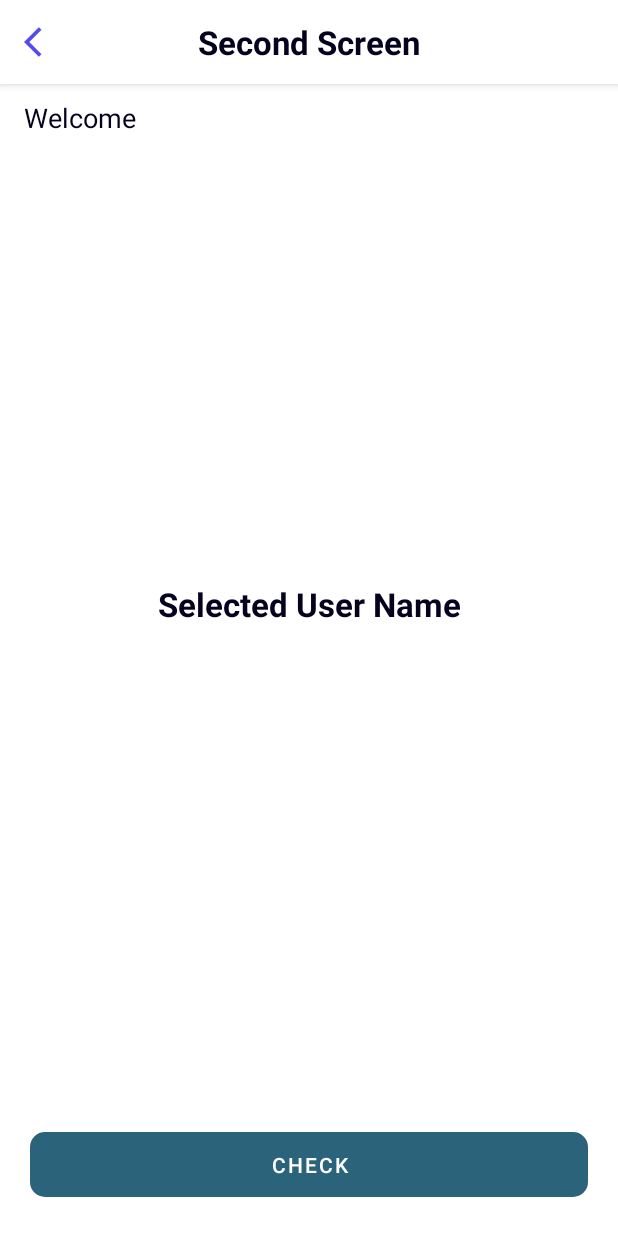
After one commit to verindrarizya/SuitmediaTest, an Android app: the SecondActivity screen opened directly, with no data from a screen before it, on a phone screen of 412 x 824 dp. The commit adds this screen. Run offline under Robolectric (Android 15) with nearby library versions, the phone set to English and light mode, and no system bars; our stand-ins replace Dagger/Hilt's generated code.

Commit message:
finalize SecondScreen UI

```diff
--- a/app/src/main/AndroidManifest.xml
+++ b/app/src/main/AndroidManifest.xml
@@ -11,6 +11,10 @@
         android:supportsRtl="true"
         android:theme="@style/Theme.SuitmediaTest">
         <activity
+            android:name=".ui.secondscreen.SecondActivity"
+            android:exported="false"
+            android:theme="@style/Theme.SuitmediaTest.NoActionBar"/>
+        <activity
             android:name=".ui.firstscreen.FirstActivity"
             android:exported="true"
             android:theme="@style/Theme.SuitmediaTest.FirstScreen">
--- a/app/src/main/java/com/verindrarizya/suitmediatest/ui/firstscreen/FirstActivity.kt
+++ b/app/src/main/java/com/verindrarizya/suitmediatest/ui/firstscreen/FirstActivity.kt
@@ -1,11 +1,13 @@
 package com.verindrarizya.suitmediatest.ui.firstscreen
 
+import android.content.Intent
 import androidx.appcompat.app.AppCompatActivity
 import android.os.Bundle
 import android.util.Log
 import androidx.activity.viewModels
 import com.verindrarizya.suitmediatest.R
 import com.verindrarizya.suitmediatest.databinding.ActivityFirstBinding
+import com.verindrarizya.suitmediatest.ui.secondscreen.SecondActivity
 import dagger.hilt.android.AndroidEntryPoint
 
 @AndroidEntryPoint
@@ -34,10 +36,16 @@ class FirstActivity : AppCompatActivity() {
     private fun initButtonListener() {
         binding.btnCheck.setOnClickListener {
             val text = binding.edtPalindrome.text.toString()
-            Log.d(TAG, text)
             if (text.isNotEmpty()) {
                 viewModel.checkPalindrome(text)
             }
+        }
+
+        binding.btnNext.setOnClickListener {
+            val username = binding.edtName.text.toString()
+            val intent = Intent(this, SecondActivity::class.java)
+            intent.putExtra(SecondActivity.USERNAME_EXTRA, username)
+            startActivity(intent)
         }
     }
 
--- /dev/null
+++ b/app/src/main/java/com/verindrarizya/suitmediatest/ui/secondscreen/SecondActivity.kt
@@ -0,0 +1,35 @@
+package com.verindrarizya.suitmediatest.ui.secondscreen
+
+import androidx.appcompat.app.AppCompatActivity
+import android.os.Bundle
+import com.verindrarizya.suitmediatest.databinding.ActivitySecondBinding
+import dagger.hilt.android.AndroidEntryPoint
+
+@AndroidEntryPoint
+class SecondActivity : AppCompatActivity() {
+
+    private val binding: ActivitySecondBinding by lazy {
+        ActivitySecondBinding.inflate(layoutInflater)
+    }
+
+    override fun onCreate(savedInstanceState: Bundle?) {
+        super.onCreate(savedInstanceState)
+        setContentView(binding.root)
+
+
+        setSupportActionBar(binding.toolbar)
+        supportActionBar?.title = ""
+        supportActionBar?.setDisplayHomeAsUpEnabled(true)
+
+        binding.tvName.text = intent.getStringExtra(USERNAME_EXTRA)
+    }
+
+    override fun onSupportNavigateUp(): Boolean {
+        onBackPressed()
+        return super.onSupportNavigateUp()
+    }
+
+    companion object {
+        const val USERNAME_EXTRA = "username_extra"
+    }
+}
--- /dev/null
+++ b/app/src/main/res/drawable/ic_back_ios_24.xml
@@ -0,0 +1,5 @@
+<vector android:autoMirrored="true" android:height="24dp"
+    android:tint="#554AF0" android:viewportHeight="24"
+    android:viewportWidth="24" android:width="24dp" xmlns:android="http://schemas.android.com/apk/res/android">
+    <path android:fillColor="#554AF0" android:pathData="M11.67,3.87L9.9,2.1 0,12l9.9,9.9 1.77,-1.77L3.54,12z"/>
+</vector>
--- /dev/null
+++ b/app/src/main/res/layout/activity_second.xml
@@ -0,0 +1,96 @@
+<?xml version="1.0" encoding="utf-8"?>
+<androidx.constraintlayout.widget.ConstraintLayout xmlns:android="http://schemas.android.com/apk/res/android"
+    xmlns:app="http://schemas.android.com/apk/res-auto"
+    xmlns:tools="http://schemas.android.com/tools"
+    android:layout_width="match_parent"
+    android:layout_height="match_parent"
+    tools:context=".ui.secondscreen.SecondActivity">
+
+    <com.google.android.material.appbar.AppBarLayout
+        android:id="@+id/appbar_layout"
+        android:layout_width="match_parent"
+        android:layout_height="wrap_content"
+        app:layout_constraintTop_toTopOf="parent"
+        app:layout_constraintEnd_toEndOf="parent"
+        app:layout_constraintStart_toStartOf="parent"
+        android:background="@android:color/white">
+
+        <androidx.appcompat.widget.Toolbar
+            android:id="@+id/toolbar"
+            app:layout_constraintTop_toTopOf="parent"
+            app:layout_constraintEnd_toEndOf="parent"
+            app:layout_constraintStart_toStartOf="parent"
+            android:layout_width="match_parent"
+            android:layout_height="wrap_content"
+            app:navigationIcon="@drawable/ic_back_ios_24">
+
+            <TextView
+                android:id="@+id/toolbar_title"
+                android:layout_width="wrap_content"
+                android:layout_height="wrap_content"
+                android:textStyle="bold"
+                android:textSize="22sp"
+                android:layout_gravity="center"
+                android:textColor="@color/text_color"
+                android:text="Second Screen"/>
+
+        </androidx.appcompat.widget.Toolbar>
+
+    </com.google.android.material.appbar.AppBarLayout>
+
+    <TextView
+        android:id="@+id/tv_welcome"
+        android:layout_width="wrap_content"
+        android:layout_height="wrap_content"
+        app:layout_constraintTop_toBottomOf="@id/appbar_layout"
+        app:layout_constraintStart_toStartOf="parent"
+        android:layout_marginTop="10dp"
+        android:layout_marginStart="16dp"
+        android:textSize="18sp"
+        android:textColor="@color/text_color"
+        android:text="Welcome"/>
+
+    <TextView
+        android:id="@+id/tv_name"
+        android:layout_width="0dp"
+        android:layout_height="wrap_content"
+        app:layout_constraintTop_toBottomOf="@id/tv_welcome"
+        app:layout_constraintStart_toStartOf="parent"
+        app:layout_constraintEnd_toEndOf="parent"
+        android:layout_marginStart="16dp"
+        android:layout_marginEnd="16dp"
+        android:textColor="@color/text_color"
+        android:textStyle="bold"
+        android:textSize="22sp"
+        tools:text="Name"/>
+
+    <TextView
+        android:id="@+id/tv_selected_username"
+        android:layout_width="0dp"
+        android:layout_height="wrap_content"
+        app:layout_constraintTop_toBottomOf="@id/appbar_layout"
+        app:layout_constraintStart_toStartOf="parent"
+        app:layout_constraintEnd_toEndOf="parent"
+        app:layout_constraintBottom_toTopOf="@id/btn_choose_user"
+        android:layout_marginStart="16dp"
+        android:layout_marginEnd="16dp"
+        android:gravity="center"
+        android:textColor="@color/text_color"
+        android:textStyle="bold"
+        android:textSize="22sp"
+        android:text="@string/selected_user_name"/>
+
+    <Button
+        android:id="@+id/btn_choose_user"
+        android:layout_width="0dp"
+        android:layout_height="wrap_content"
+        app:layout_constraintStart_toStartOf="parent"
+        app:layout_constraintEnd_toEndOf="parent"
+        app:layout_constraintBottom_toBottomOf="parent"
+        android:layout_marginStart="20dp"
+        android:layout_marginEnd="20dp"
+        android:layout_marginBottom="20dp"
+        style="@style/Theme.SuitmediaTest.Button"
+        android:text="Check"/>
+
+</androidx.constraintlayout.widget.ConstraintLayout>
--- /dev/null
+++ b/app/src/main/res/values-v23/themes.xml
@@ -0,0 +1,10 @@
+<?xml version="1.0" encoding="utf-8"?>
+<resources>
+
+    <style name="Theme.SuitmediaTest.NoActionBar" parent="Theme.MaterialComponents.DayNight.NoActionBar">
+        <item name="android:windowActionBar">false</item>
+        <item name="android:windowNoTitle">true</item>
+        <item name="colorPrimaryDark">#FFFFFF</item>
+        <item name="android:windowLightStatusBar">true</item>
+    </style>
+</resources>
--- a/app/src/main/res/values/colors.xml
+++ b/app/src/main/res/values/colors.xml
@@ -7,4 +7,5 @@
     <color name="teal_700">#FF018786</color>
     <color name="black">#FF000000</color>
     <color name="white">#FFFFFFFF</color>
+    <color name="text_color">#04021D</color>
 </resources>
--- a/app/src/main/res/values/strings.xml
+++ b/app/src/main/res/values/strings.xml
@@ -2,4 +2,5 @@
     <string name="app_name">SuitmediaTest</string>
     <string name="palindrome">It is Palindrome</string>
     <string name="not_palindrome">Not Palindrome</string>
+    <string name="selected_user_name">Selected User Name</string>
 </resources>
--- a/app/src/main/res/values/themes.xml
+++ b/app/src/main/res/values/themes.xml
@@ -24,4 +24,10 @@
     <style name="Theme.SuitmediaTest.FirstScreen" parent="Theme.SuitmediaTest">
         <item name="android:windowTranslucentStatus">true</item>
     </style>
+
+    <style name="Theme.SuitmediaTest.NoActionBar" parent="Theme.MaterialComponents.DayNight.NoActionBar">
+        <item name="android:windowActionBar">false</item>
+        <item name="android:windowNoTitle">true</item>
+        <item name="colorPrimaryDark">#737070</item>
+    </style>
 </resources>
```
